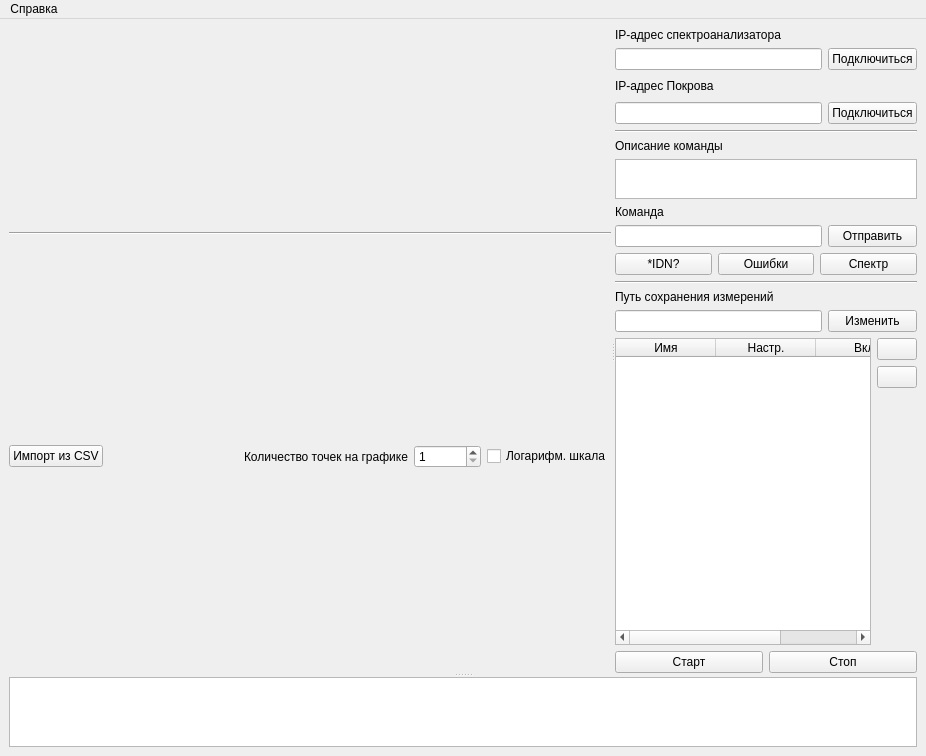
This is ui/mainwindow.ui in irsural/spectrum_reader as Qt 5 draws it before an edit. The edited form follows.
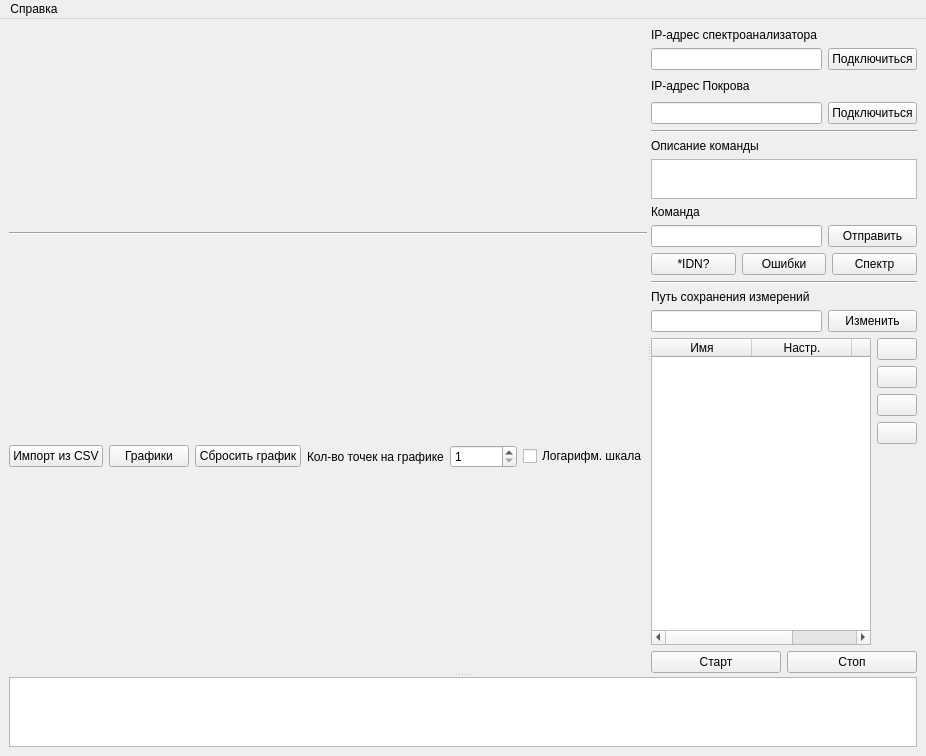
This is the edited form. Icons and pictures are not drawn.

Patch:
```diff
--- a/ui/mainwindow.ui
+++ b/ui/mainwindow.ui
@@ -88,6 +88,20 @@
              </property>
             </widget>
            </item>
+           <item>
+            <widget class="QPushButton" name="graphs_button">
+             <property name="text">
+              <string>Графики</string>
+             </property>
+            </widget>
+           </item>
+           <item>
+            <widget class="QPushButton" name="clear_graph_button">
+             <property name="text">
+              <string>Сбросить график</string>
+             </property>
+            </widget>
+           </item>
            <item>
             <spacer name="horizontalSpacer_2">
              <property name="orientation">
@@ -104,7 +118,7 @@
            <item>
             <widget class="QLabel" name="label">
              <property name="text">
-              <string>Количество точек на графике</string>
+              <string>Кол-во точек на графике</string>
              </property>
             </widget>
            </item>
@@ -243,6 +257,28 @@
                </property>
               </widget>
              </item>
+             <item>
+              <widget class="QPushButton" name="move_measure_up_button">
+               <property name="text">
+                <string/>
+               </property>
+               <property name="icon">
+                <iconset resource="../../irspy/qt/resources/icons.qrc">
+                 <normaloff>:/icons/icons/up.png</normaloff>:/icons/icons/up.png</iconset>
+               </property>
+              </widget>
+             </item>
+             <item>
+              <widget class="QPushButton" name="move_measure_down_button">
+               <property name="text">
+                <string/>
+               </property>
+               <property name="icon">
+                <iconset resource="../../irspy/qt/resources/icons.qrc">
+                 <normaloff>:/icons/icons/down.png</normaloff>:/icons/icons/down.png</iconset>
+               </property>
+              </widget>
+             </item>
              <item>
               <spacer name="verticalSpacer">
                <property name="orientation">
```
